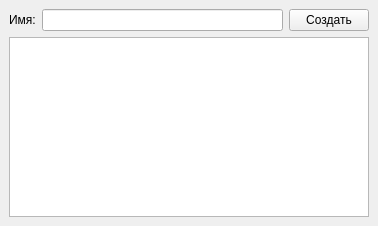
Above: app/forms/ui/categories.ui from Robert-ass911/Diplom before the change. Below: the same form after it.
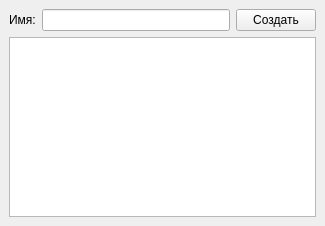
That is the form after the change.

Commit message: create categories scripts

```diff
--- a/app/forms/ui/categories.ui
+++ b/app/forms/ui/categories.ui
@@ -6,7 +6,7 @@
    <rect>
     <x>0</x>
     <y>0</y>
-    <width>378</width>
+    <width>325</width>
     <height>226</height>
    </rect>
   </property>
@@ -43,7 +43,14 @@
        </layout>
       </item>
       <item>
-       <widget class="QTableView" name="tableView"/>
+       <widget class="QTableWidget" name="tableWidget">
+        <attribute name="horizontalHeaderShowSortIndicator" stdset="0">
+         <bool>true</bool>
+        </attribute>
+        <attribute name="horizontalHeaderStretchLastSection">
+         <bool>true</bool>
+        </attribute>
+       </widget>
       </item>
      </layout>
     </item>
```
The commit also changes 5 other files.
